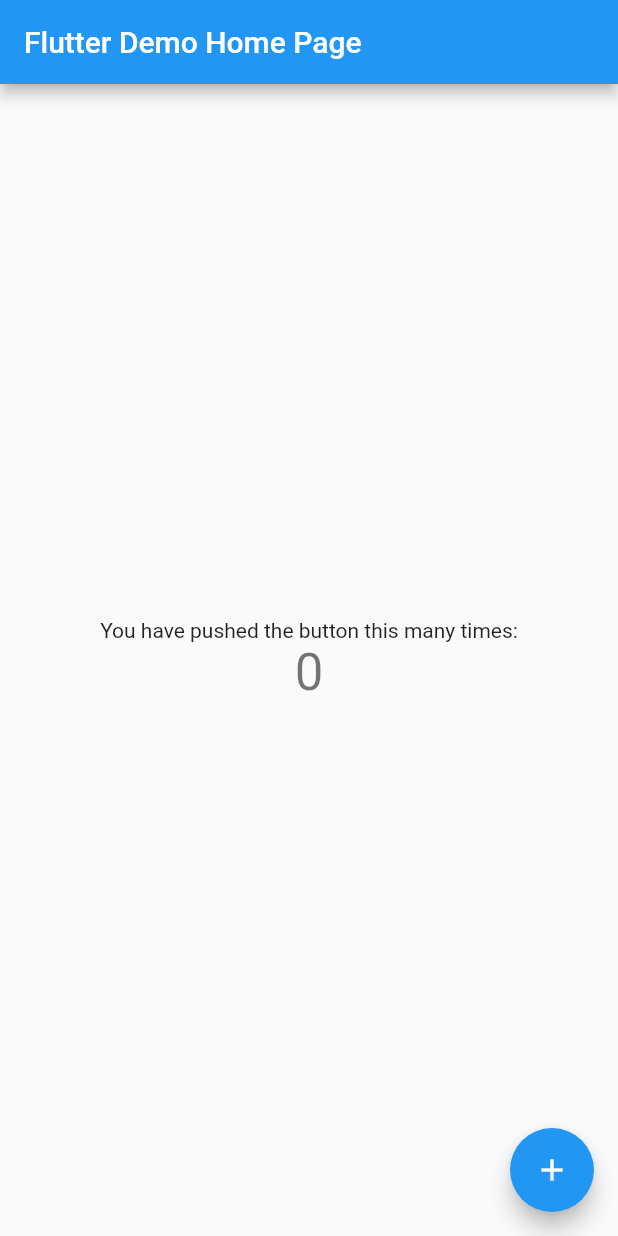
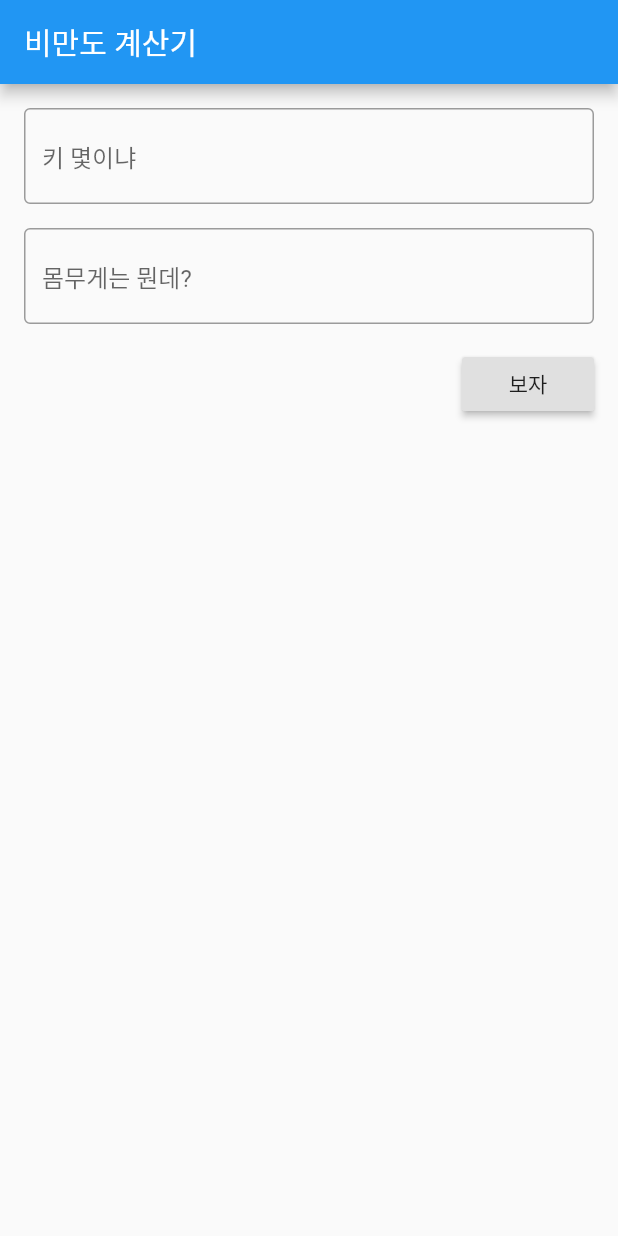
Before and after one commit to chocoing/who_is_fat, a Flutter app: the screen it shows after launch, on a phone screen of 412 x 824 dp. Run offline on Flutter 3.47's test engine with Material 2 defaults, Android fonts, the phone set to English and light mode, and no system bars; missing offline and left inert: dart:ffi.

Commit message:
비만도 완성

```diff
--- a/lib/main.dart
+++ b/lib/main.dart
@@ -1,117 +1,172 @@
+import 'dart:ffi';
+
 import 'package:flutter/material.dart';
 
-void main() {
-  runApp(MyApp());
-}
+void main() => runApp(MyApp());
 
 class MyApp extends StatelessWidget {
-  // This widget is the root of your application.
   @override
   Widget build(BuildContext context) {
     return MaterialApp(
       title: 'Flutter Demo',
       theme: ThemeData(
-        // This is the theme of your application.
-        //
-        // Try running your application with "flutter run". You'll see the
-        // application has a blue toolbar. Then, without quitting the app, try
-        // changing the primarySwatch below to Colors.green and then invoke
-        // "hot reload" (press "r" in the console where you ran "flutter run",
-        // or simply save your changes to "hot reload" in a Flutter IDE).
-        // Notice that the counter didn't reset back to zero; the application
-        // is not restarted.
         primarySwatch: Colors.blue,
-        // This makes the visual density adapt to the platform that you run
-        // the app on. For desktop platforms, the controls will be smaller and
-        // closer together (more dense) than on mobile platforms.
         visualDensity: VisualDensity.adaptivePlatformDensity,
       ),
-      home: MyHomePage(title: 'Flutter Demo Home Page'),
+      home: BmiMain(),
     );
   }
 }
 
-class MyHomePage extends StatefulWidget {
-  MyHomePage({Key key, this.title}) : super(key: key);
+class BmiMain extends StatefulWidget {
+  @override
+  _BmiMainState createState() => _BmiMainState();
+}
 
-  // This widget is the home page of your application. It is stateful, meaning
-  // that it has a State object (defined below) that contains fields that affect
-  // how it looks.
-
-  // This class is the configuration for the state. It holds the values (in this
-  // case the title) provided by the parent (in this case the App widget) and
-  // used by the build method of the State. Fields in a Widget subclass are
-  // always marked "final".
-
-  final String title;
+class _BmiMainState extends State<BmiMain> {
+  final _formKey = GlobalKey<FormState>();
+  final _heightController = TextEditingController();
+  final _weightController = TextEditingController();
 
   @override
-  _MyHomePageState createState() => _MyHomePageState();
-}
-
-class _MyHomePageState extends State<MyHomePage> {
-  int _counter = 0;
-
-  void _incrementCounter() {
-    setState(() {
-      // This call to setState tells the Flutter framework that something has
-      // changed in this State, which causes it to rerun the build method below
-      // so that the display can reflect the updated values. If we changed
-      // _counter without calling setState(), then the build method would not be
-      // called again, and so nothing would appear to happen.
-      _counter++;
-    });
+  void dispose() {
+    _heightController.dispose();
+    _weightController.dispose();
+    super.dispose();
   }
 
   @override
   Widget build(BuildContext context) {
-    // This method is rerun every time setState is called, for instance as done
-    // by the _incrementCounter method above.
-    //
-    // The Flutter framework has been optimized to make rerunning build methods
-    // fast, so that you can just rebuild anything that needs updating rather
-    // than having to individually change instances of widgets.
+    return Scaffold(
+      appBar: AppBar(title: Text('비만도 계산기')),
+      body: Container(
+        padding: const EdgeInsets.all(16),
+        child: Form(
+          key: _formKey,
+          child: Column(
+            children: [
+              TextFormField(
+                controller: _heightController,
+                validator: (value) {
+                  if (value.isEmpty)
+                    return '키 안쓰냐';
+                  else
+                    return null;
+                },
+                decoration: InputDecoration(
+                  border: OutlineInputBorder(),
+                  hintText: '키 몇이냐',
+                ),
+                keyboardType: TextInputType.number,
+              ),
+              SizedBox(height: 16),
+              TextFormField(
+                controller: _weightController,
+                validator: (value) {
+                  if (value.isEmpty)
+                    return '몸무게 안쓰냐';
+                  else
+                    return null;
+                },
+                decoration: InputDecoration(
+                  border: OutlineInputBorder(),
+                  hintText: '몸무게는 뭔데?',
+                ),
+                keyboardType: TextInputType.number,
+              ),
+              Container(
+                margin: const EdgeInsets.only(top: 16),
+                alignment: Alignment.centerRight,
+                child: RaisedButton(
+                  onPressed: () {
+                    if (_formKey.currentState.validate()) {
+                      Navigator.push(
+                        context,
+                        MaterialPageRoute(
+                            builder: (context) => BmiResult(
+                                  double.parse(_heightController.text.trim()),
+                                  double.parse(_weightController.text.trim()),
+                                )),
+                      );
+                    }
+                  },
+                  child: Text('보자'),
+                ),
+              )
+            ],
+          ),
+        ),
+      ),
+    );
+  }
+}
+
+class BmiResult extends StatelessWidget {
+  final double height;
+  final double weight;
+
+  BmiResult(this.height, this.weight);
+
+  String _calcBmi(double bmi) {
+    var result = '저체중';
+
+    if (bmi >= 35) {
+      result = '고도비만';
+    } else if (bmi >= 30) {
+      result = '2단계 비만';
+    } else if (bmi >= 25) {
+      result = '1단계 비만';
+    } else if (bmi >= 23) {
+      result = '과체중';
+    } else if (bmi >= 18.5) {
+      result = '정상';
+    }
+    return result;
+  }
+
+  Widget _buildIcon(double bmi) {
+    if (bmi > 23) {
+      return Icon(
+        Icons.sentiment_very_dissatisfied,
+        color: Colors.red,
+        size: 100,
+      );
+    } else if (bmi > 18.5) {
+      return Icon(
+        Icons.sentiment_satisfied,
+        color: Colors.green,
+        size: 100,
+      );
+    } else {
+      return Icon(
+        Icons.sentiment_dissatisfied,
+        color: Colors.orange,
+        size: 100,
+      );
+    }
+  }
+
+  @override
+  Widget build(BuildContext context) {
+    final bmi = weight / ((height / 100) * (height / 100));
+
     return Scaffold(
       appBar: AppBar(
-        // Here we take the value from the MyHomePage object that was created by
-        // the App.build method, and use it to set our appbar title.
-        title: Text(widget.title),
+        title: Text('비만도 계산기'),
       ),
       body: Center(
-        // Center is a layout widget. It takes a single child and positions it
-        // in the middle of the parent.
         child: Column(
-          // Column is also a layout widget. It takes a list of children and
-          // arranges them vertically. By default, it sizes itself to fit its
-          // children horizontally, and tries to be as tall as its parent.
-          //
-          // Invoke "debug painting" (press "p" in the console, choose the
-          // "Toggle Debug Paint" action from the Flutter Inspector in Android
-          // Studio, or the "Toggle Debug Paint" command in Visual Studio Code)
-          // to see the wireframe for each widget.
-          //
-          // Column has various properties to control how it sizes itself and
-          // how it positions its children. Here we use mainAxisAlignment to
-          // center the children vertically; the main axis here is the vertical
-          // axis because Columns are vertical (the cross axis would be
-          // horizontal).
           mainAxisAlignment: MainAxisAlignment.center,
-          children: <Widget>[
+          children: [
             Text(
-              'You have pushed the button this many times:',
+              _calcBmi(bmi),
+              style: TextStyle(fontSize: 36),
             ),
-            Text(
-              '$_counter',
-              style: Theme.of(context).textTheme.headline4,
-            ),
+            SizedBox(height: 16),
+            _buildIcon(bmi),
           ],
         ),
       ),
-      floatingActionButton: FloatingActionButton(
-        onPressed: _incrementCounter,
-        tooltip: 'Increment',
-        child: Icon(Icons.add),
-      ), // This trailing comma makes auto-formatting nicer for build methods.
     );
   }
 }
```
Also changed, not shown: 1 other file.
